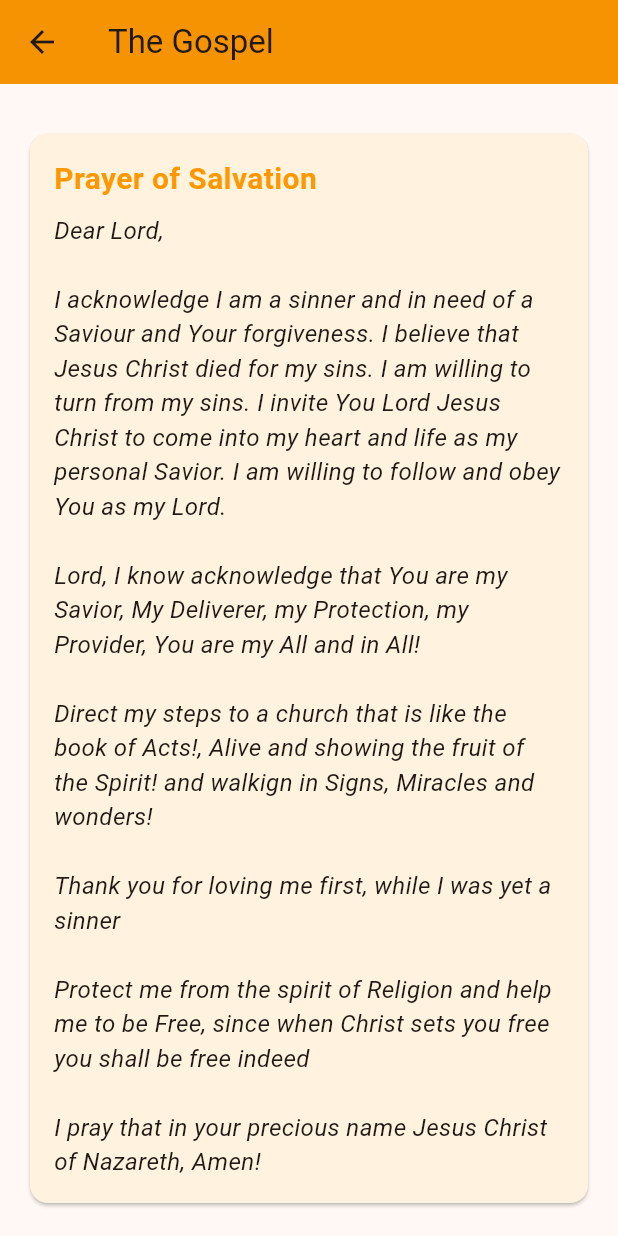
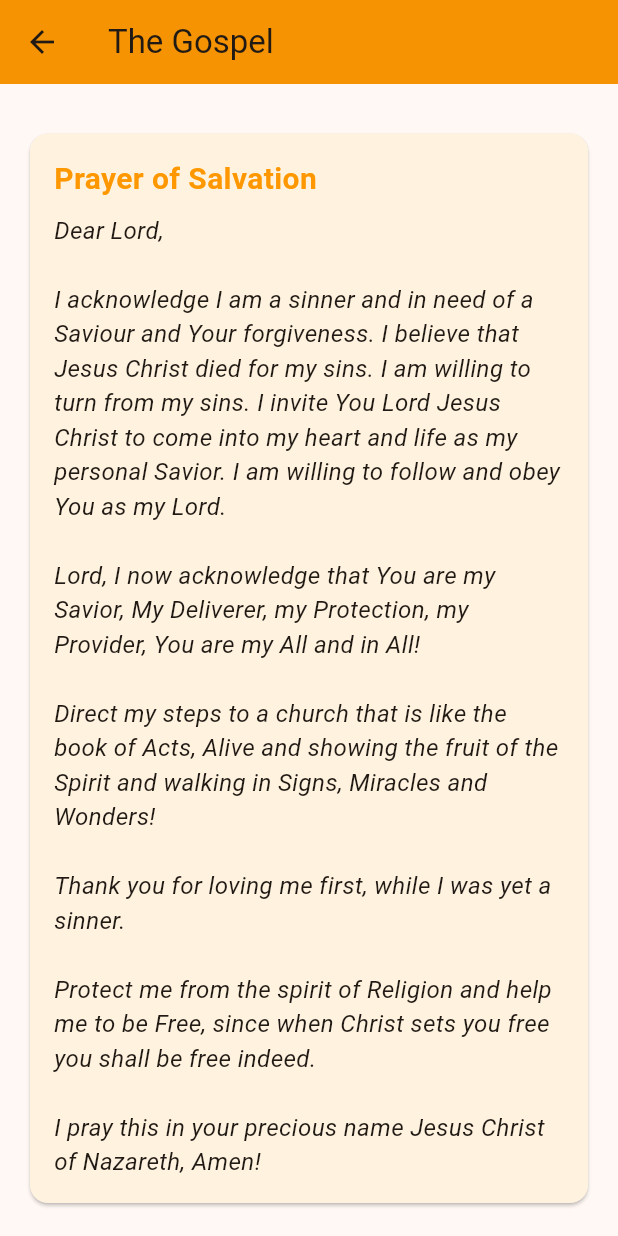
Before and after one commit to adriaanbotha/BibleFunQuiz, a Flutter app: the GospelScreen screen opened directly, scrolled down 576 dp, on a phone screen of 412 x 824 dp. Run offline on Flutter 3.47's test engine with Material 3 defaults, Android fonts, the light colour scheme and no system bars; our stand-ins replace audioplayers, connectivity_plus, google_fonts, share_plus, shared_preferences; accounts and stored records are empty; network calls fail.

Commit message:
Fix spelling errors in Prayer of Salvation

```diff
--- a/lib/screens/gospel_screen.dart
+++ b/lib/screens/gospel_screen.dart
@@ -50,11 +50,11 @@ class GospelScreen extends StatelessWidget {
               'I acknowledge I am a sinner and in need of a Saviour and Your forgiveness. I believe that Jesus Christ died for my sins. '
               'I am willing to turn from my sins. I invite You Lord Jesus Christ to come into my heart and life as my personal Savior. '
               'I am willing to follow and obey You as my Lord.\n\n'
-              'Lord, I know acknowledge that You are my Savior, My Deliverer, my Protection, my Provider, You are my All and in All!\n\n'
-              'Direct my steps to a church that is like the book of Acts!, Alive and showing the fruit of the Spirit! and walkign in Signs, Miracles and wonders!\n\n'
-              'Thank you for loving me first, while I was yet a sinner\n\n'
-              'Protect me from the spirit of Religion and help me to be Free, since when Christ sets you free you shall be free indeed\n\n'
-              'I pray that in your precious name Jesus Christ of Nazareth, Amen!',
+              'Lord, I now acknowledge that You are my Savior, My Deliverer, my Protection, my Provider, You are my All and in All!\n\n'
+              'Direct my steps to a church that is like the book of Acts, Alive and showing the fruit of the Spirit and walking in Signs, Miracles and Wonders!\n\n'
+              'Thank you for loving me first, while I was yet a sinner.\n\n'
+              'Protect me from the spirit of Religion and help me to be Free, since when Christ sets you free you shall be free indeed.\n\n'
+              'I pray this in your precious name Jesus Christ of Nazareth, Amen!',
               style: TextStyle(
                 fontSize: 16,
                 fontStyle: FontStyle.italic,
```
